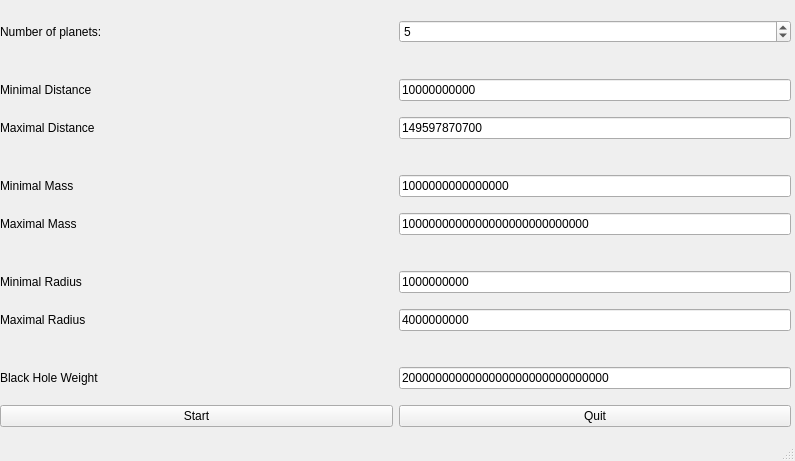
First picture: the form in simulation_gui.ui, repository lieberlois/prog3, before the edit.
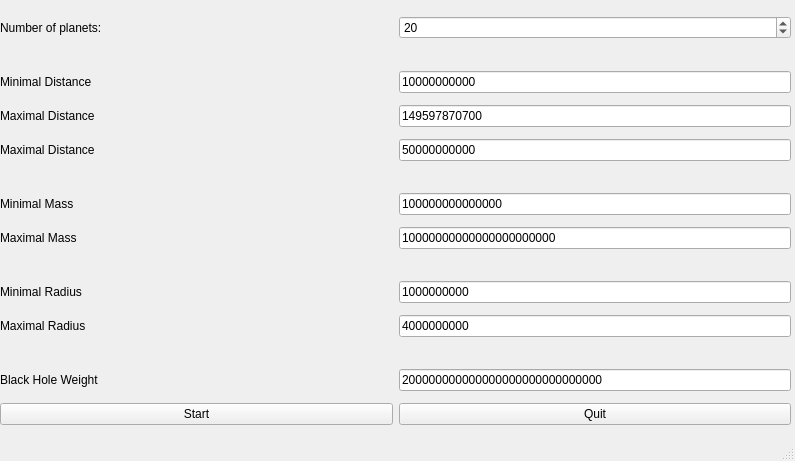
Second picture: the form after the edit.

```diff
--- a/simulation_gui.ui
+++ b/simulation_gui.ui
@@ -30,26 +30,18 @@
      <property name="verticalSpacing">
       <number>6</number>
      </property>
-     <item row="0" column="0">
-      <widget class="QLabel" name="nrPlanetLabel">
-       <property name="text">
-        <string>Number of planets:</string>
+     <item row="9" column="1">
+      <spacer name="horizontalSpacer_4">
+       <property name="orientation">
+        <enum>Qt::Horizontal</enum>
        </property>
-      </widget>
-     </item>
-     <item row="13" column="0">
-      <widget class="QPushButton" name="startButton">
-       <property name="text">
-        <string>Start</string>
+       <property name="sizeHint" stdset="0">
+        <size>
+         <width>40</width>
+         <height>20</height>
+        </size>
        </property>
-      </widget>
-     </item>
-     <item row="13" column="1">
-      <widget class="QPushButton" name="quitButton">
-       <property name="text">
-        <string>Quit</string>
-       </property>
-      </widget>
+      </spacer>
      </item>
      <item row="0" column="1">
       <widget class="QSpinBox" name="nrPlanetSpinBox">
@@ -57,28 +49,41 @@
         <number>9999</number>
        </property>
        <property name="value">
-        <number>5</number>
+        <number>20</number>
        </property>
       </widget>
      </item>
-     <item row="5" column="0">
-      <widget class="QLabel" name="minMassLabel">
+     <item row="7" column="1">
+      <widget class="QLineEdit" name="minMassLineEdit">
        <property name="text">
-        <string>Minimal Mass</string>
+        <string>100000000000000</string>
        </property>
       </widget>
      </item>
-     <item row="6" column="0">
+     <item row="8" column="0">
       <widget class="QLabel" name="maxMassLabel">
        <property name="text">
         <string>Maximal Mass</string>
        </property>
       </widget>
      </item>
-     <item row="8" column="0">
-      <widget class="QLabel" name="minRadiusLabel">
+     <item row="6" column="1">
+      <spacer name="horizontalSpacer_2">
+       <property name="orientation">
+        <enum>Qt::Horizontal</enum>
+       </property>
+       <property name="sizeHint" stdset="0">
+        <size>
+         <width>40</width>
+         <height>20</height>
+        </size>
+       </property>
+      </spacer>
+     </item>
+     <item row="2" column="1">
+      <widget class="QLineEdit" name="minDistanceLineEdit">
        <property name="text">
-        <string>Minimal Radius</string>
+        <string>10000000000</string>
        </property>
       </widget>
      </item>
@@ -89,6 +94,40 @@
        </property>
       </widget>
      </item>
+     <item row="1" column="1">
+      <spacer name="horizontalSpacer_8">
+       <property name="orientation">
+        <enum>Qt::Horizontal</enum>
+       </property>
+       <property name="sizeHint" stdset="0">
+        <size>
+         <width>40</width>
+         <height>20</height>
+        </size>
+       </property>
+      </spacer>
+     </item>
+     <item row="8" column="1">
+      <widget class="QLineEdit" name="maxMassLineEdit">
+       <property name="text">
+        <string>10000000000000000000000</string>
+       </property>
+      </widget>
+     </item>
+     <item row="10" column="0">
+      <widget class="QLabel" name="minRadiusLabel">
+       <property name="text">
+        <string>Minimal Radius</string>
+       </property>
+      </widget>
+     </item>
+     <item row="0" column="0">
+      <widget class="QLabel" name="nrPlanetLabel">
+       <property name="text">
+        <string>Number of planets:</string>
+       </property>
+      </widget>
+     </item>
      <item row="3" column="0">
       <widget class="QLabel" name="maxDistanceLabel">
        <property name="text">
@@ -97,14 +136,7 @@
       </widget>
      </item>
      <item row="9" column="0">
-      <widget class="QLabel" name="maxRadiusLabel">
-       <property name="text">
-        <string>Maximal Radius</string>
-       </property>
-      </widget>
-     </item>
-     <item row="4" column="0">
-      <spacer name="horizontalSpacer">
+      <spacer name="horizontalSpacer_3">
        <property name="orientation">
         <enum>Qt::Horizontal</enum>
        </property>
@@ -116,27 +148,14 @@
        </property>
       </spacer>
      </item>
-     <item row="5" column="1">
-      <widget class="QLineEdit" name="minMassLineEdit">
-       <property name="text">
-        <string>1000000000000000</string>
-       </property>
-      </widget>
-     </item>
      <item row="10" column="1">
-      <spacer name="horizontalSpacer_6">
-       <property name="orientation">
-        <enum>Qt::Horizontal</enum>
+      <widget class="QLineEdit" name="minRadiusLineEdit">
+       <property name="text">
+        <string>1000000000</string>
        </property>
-       <property name="sizeHint" stdset="0">
-        <size>
-         <width>40</width>
-         <height>20</height>
-        </size>
-       </property>
-      </spacer>
+      </widget>
      </item>
-     <item row="10" column="0">
+     <item row="12" column="0">
       <spacer name="horizontalSpacer_5">
        <property name="orientation">
         <enum>Qt::Horizontal</enum>
@@ -149,8 +168,8 @@
        </property>
       </spacer>
      </item>
-     <item row="7" column="1">
-      <spacer name="horizontalSpacer_4">
+     <item row="12" column="1">
+      <spacer name="horizontalSpacer_6">
        <property name="orientation">
         <enum>Qt::Horizontal</enum>
        </property>
@@ -162,65 +181,6 @@
        </property>
       </spacer>
      </item>
-     <item row="7" column="0">
-      <spacer name="horizontalSpacer_3">
-       <property name="orientation">
-        <enum>Qt::Horizontal</enum>
-       </property>
-       <property name="sizeHint" stdset="0">
-        <size>
-         <width>40</width>
-         <height>20</height>
-        </size>
-       </property>
-      </spacer>
-     </item>
-     <item row="1" column="1">
-      <spacer name="horizontalSpacer_8">
-       <property name="orientation">
-        <enum>Qt::Horizontal</enum>
-       </property>
-       <property name="sizeHint" stdset="0">
-        <size>
-         <width>40</width>
-         <height>20</height>
-        </size>
-       </property>
-      </spacer>
-     </item>
-     <item row="1" column="0">
-      <spacer name="horizontalSpacer_7">
-       <property name="orientation">
-        <enum>Qt::Horizontal</enum>
-       </property>
-       <property name="sizeHint" stdset="0">
-        <size>
-         <width>40</width>
-         <height>20</height>
-        </size>
-       </property>
-      </spacer>
-     </item>
-     <item row="4" column="1">
-      <spacer name="horizontalSpacer_2">
-       <property name="orientation">
-        <enum>Qt::Horizontal</enum>
-       </property>
-       <property name="sizeHint" stdset="0">
-        <size>
-         <width>40</width>
-         <height>20</height>
-        </size>
-       </property>
-      </spacer>
-     </item>
-     <item row="2" column="1">
-      <widget class="QLineEdit" name="minDistanceLineEdit">
-       <property name="text">
-        <string>10000000000</string>
-       </property>
-      </widget>
-     </item>
      <item row="3" column="1">
       <widget class="QLineEdit" name="maxDistanceLineEdit">
        <property name="text">
@@ -228,21 +188,21 @@
        </property>
       </widget>
      </item>
-     <item row="6" column="1">
-      <widget class="QLineEdit" name="maxMassLineEdit">
+     <item row="15" column="1">
+      <widget class="QPushButton" name="quitButton">
        <property name="text">
-        <string>1000000000000000000000000000</string>
+        <string>Quit</string>
        </property>
       </widget>
      </item>
-     <item row="8" column="1">
-      <widget class="QLineEdit" name="minRadiusLineEdit">
+     <item row="13" column="1">
+      <widget class="QLineEdit" name="blackHoleWeightLineEdit">
        <property name="text">
-        <string>1000000000</string>
+        <string>200000000000000000000000000000</string>
        </property>
       </widget>
      </item>
-     <item row="9" column="1">
+     <item row="11" column="1">
       <widget class="QLineEdit" name="maxRadiusLineEdit">
        <property name="text">
         <string>4000000000</string>
@@ -250,16 +210,57 @@
       </widget>
      </item>
      <item row="11" column="0">
+      <widget class="QLabel" name="maxRadiusLabel">
+       <property name="text">
+        <string>Maximal Radius</string>
+       </property>
+      </widget>
+     </item>
+     <item row="13" column="0">
       <widget class="QLabel" name="blackHoleWeightLabel">
        <property name="text">
         <string>Black Hole Weight</string>
        </property>
       </widget>
      </item>
-     <item row="11" column="1">
-      <widget class="QLineEdit" name="blackHoleWeightLineEdit">
+     <item row="6" column="0">
+      <spacer name="horizontalSpacer">
+       <property name="orientation">
+        <enum>Qt::Horizontal</enum>
+       </property>
+       <property name="sizeHint" stdset="0">
+        <size>
+         <width>40</width>
+         <height>20</height>
+        </size>
+       </property>
+      </spacer>
+     </item>
+     <item row="7" column="0">
+      <widget class="QLabel" name="minMassLabel">
        <property name="text">
-        <string>2000000000000000000000000000000</string>
+        <string>Minimal Mass</string>
+       </property>
+      </widget>
+     </item>
+     <item row="15" column="0">
+      <widget class="QPushButton" name="startButton">
+       <property name="text">
+        <string>Start</string>
+       </property>
+      </widget>
+     </item>
+     <item row="5" column="0">
+      <widget class="QLabel" name="maxDistanceZLabel">
+       <property name="text">
+        <string>Maximal Distance</string>
+       </property>
+      </widget>
+     </item>
+     <item row="5" column="1">
+      <widget class="QLineEdit" name="maxDistanceZValue">
+       <property name="text">
+        <string>50000000000</string>
        </property>
       </widget>
      </item>
```
Left out of the diff: 13 changed lines with no effect on the pictures.
